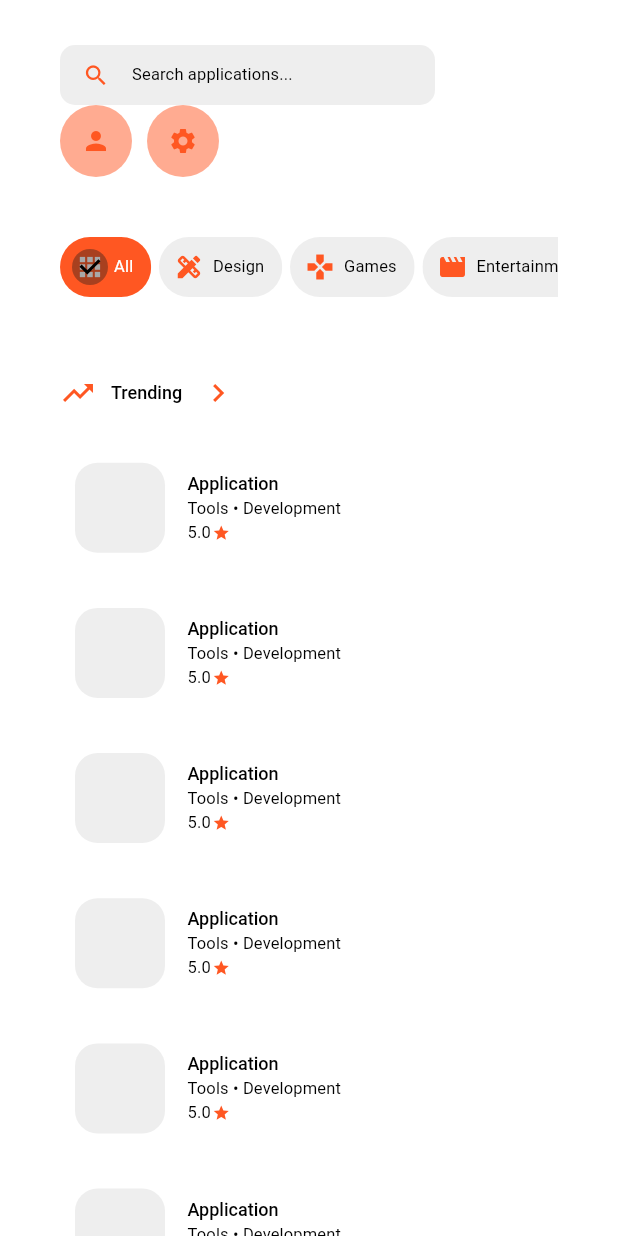
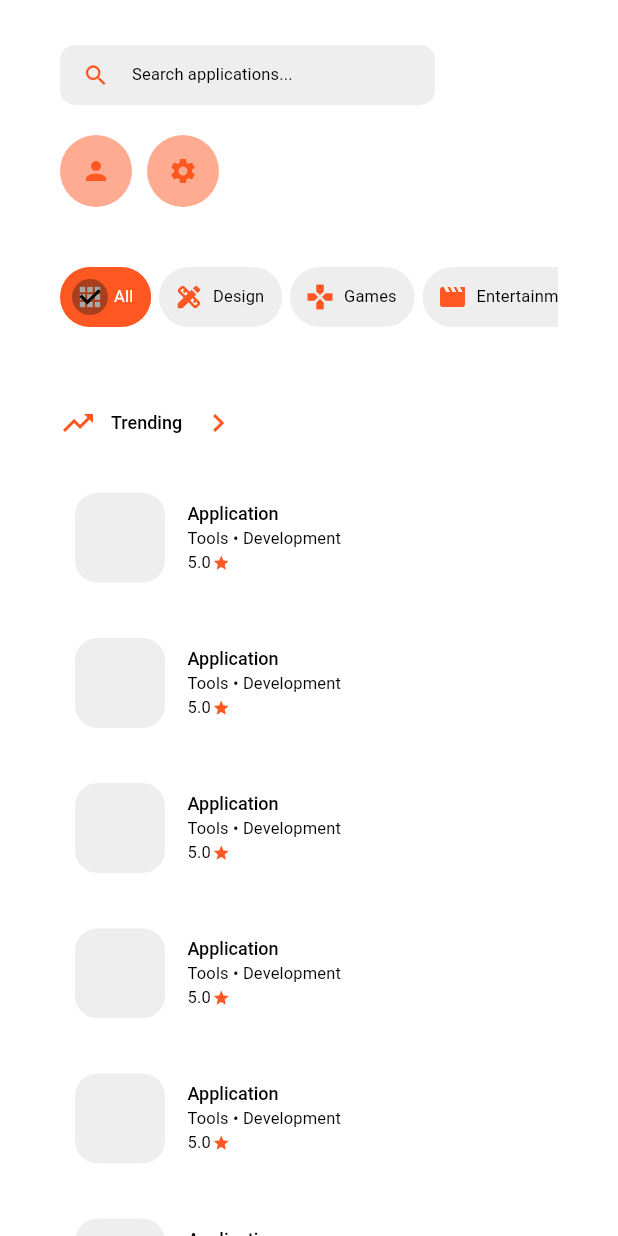
Before and after one commit to dahliaOS/app_store, a Flutter app: the screen it shows after launch, on a phone screen of 412 x 824 dp. Run offline on Flutter 3.47's test engine with Material 2 defaults, Android fonts, the phone set to English and light mode, and no system bars; drawn by our look-alikes of expandable_page_view.

Commit message:
fix: add margin to distance buttons below

```diff
--- a/lib/widgets/text_fields/search_bar.dart
+++ b/lib/widgets/text_fields/search_bar.dart
@@ -28,7 +28,8 @@ class SearchBar extends StatelessWidget {
 
   @override
   Widget build(BuildContext context) {
-    return SizedBox(
+    return Container(
+      margin: const EdgeInsets.only(bottom: 20),
       height: 40,
       width: 250,
       child: TextField(
```
